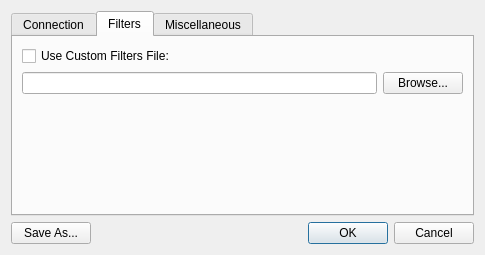
whiteman-kr/u7set, file TuningClient/DialogSettings.ui: the form before one commit.
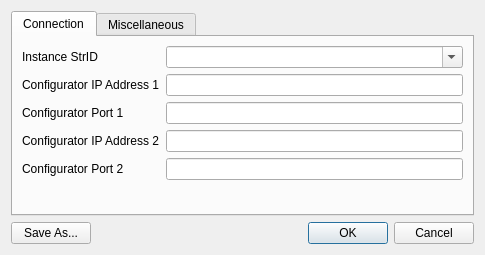
The form after the commit. The open tabs and pages were chosen to show the change.

The edit to the form file:
```diff
--- a/TuningClient/DialogSettings.ui
+++ b/TuningClient/DialogSettings.ui
@@ -96,43 +96,6 @@
        </item>
       </layout>
      </widget>
-     <widget class="QWidget" name="tab_3">
-      <attribute name="title">
-       <string>Filters</string>
-      </attribute>
-      <layout class="QGridLayout" name="gridLayout_3">
-       <item row="0" column="0" colspan="2">
-        <widget class="QCheckBox" name="m_useCustomFilters">
-         <property name="text">
-          <string>Use Custom Filters File:</string>
-         </property>
-        </widget>
-       </item>
-       <item row="1" column="0">
-        <widget class="QLineEdit" name="m_customFiltersEdit"/>
-       </item>
-       <item row="1" column="1">
-        <widget class="QPushButton" name="m_filtersBrowse">
-         <property name="text">
-          <string>Browse...</string>
-         </property>
-        </widget>
-       </item>
-       <item row="2" column="0">
-        <spacer name="verticalSpacer">
-         <property name="orientation">
-          <enum>Qt::Vertical</enum>
-         </property>
-         <property name="sizeHint" stdset="0">
-          <size>
-           <width>20</width>
-           <height>101</height>
-          </size>
-         </property>
-        </spacer>
-       </item>
-      </layout>
-     </widget>
      <widget class="QWidget" name="tab_2">
       <attribute name="title">
        <string>Miscellaneous</string>
```
